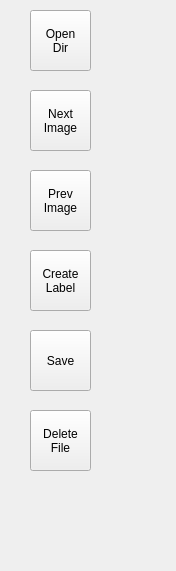
Before: the Qt Designer form leftPart.ui in lovodllt/DatasetMaker, drawn with Qt 5.
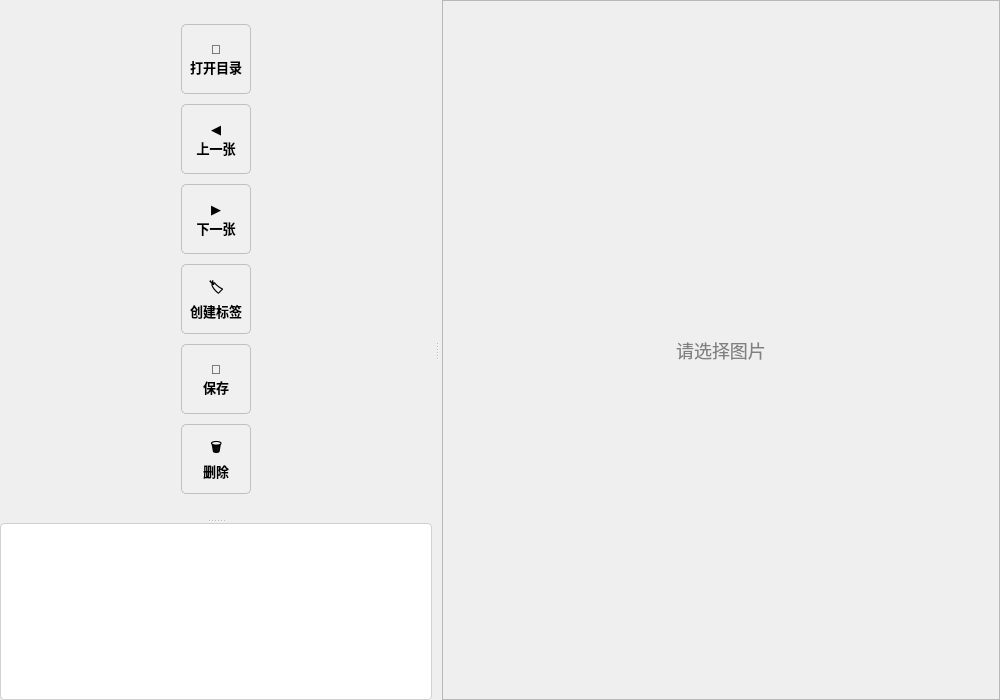
After: the same form once the commit is applied.

Diff of the .ui file:
```diff
--- a/leftPart.ui
+++ b/leftPart.ui
@@ -6,114 +6,573 @@
    <rect>
     <x>0</x>
     <y>0</y>
-    <width>176</width>
-    <height>571</height>
+    <width>1000</width>
+    <height>700</height>
    </rect>
   </property>
+  <property name="sizePolicy">
+   <sizepolicy hsizetype="Expanding" vsizetype="Expanding">
+    <horstretch>0</horstretch>
+    <verstretch>0</verstretch>
+   </sizepolicy>
+  </property>
   <property name="windowTitle">
    <string>Form</string>
   </property>
-  <widget class="QPushButton" name="openDir">
-   <property name="geometry">
-    <rect>
-     <x>30</x>
-     <y>10</y>
-     <width>61</width>
-     <height>61</height>
-    </rect>
+  <layout class="QVBoxLayout" name="verticalLayout">
+   <property name="spacing">
+    <number>0</number>
    </property>
-   <property name="text">
-    <string>Open
-Dir</string>
+   <property name="leftMargin">
+    <number>0</number>
    </property>
-   <property name="shortcut">
-    <string>Ctrl+O</string>
+   <property name="topMargin">
+    <number>0</number>
    </property>
-  </widget>
-  <widget class="QPushButton" name="nextImage">
-   <property name="geometry">
-    <rect>
-     <x>30</x>
-     <y>90</y>
-     <width>61</width>
-     <height>61</height>
-    </rect>
+   <property name="rightMargin">
+    <number>0</number>
    </property>
-   <property name="text">
-    <string>Next
-Image</string>
+   <property name="bottomMargin">
+    <number>0</number>
    </property>
-   <property name="shortcut">
-    <string>D, Right</string>
-   </property>
-  </widget>
-  <widget class="QPushButton" name="prevImage">
-   <property name="geometry">
-    <rect>
-     <x>30</x>
-     <y>170</y>
-     <width>61</width>
-     <height>61</height>
-    </rect>
-   </property>
-   <property name="text">
-    <string>Prev
-Image</string>
-   </property>
-   <property name="shortcut">
-    <string>A, Left</string>
-   </property>
-  </widget>
-  <widget class="QPushButton" name="createLabel">
-   <property name="geometry">
-    <rect>
-     <x>30</x>
-     <y>250</y>
-     <width>61</width>
-     <height>61</height>
-    </rect>
-   </property>
-   <property name="text">
-    <string>Create
-Label</string>
-   </property>
-   <property name="shortcut">
-    <string>A, Left</string>
-   </property>
-  </widget>
-  <widget class="QPushButton" name="deleteFile">
-   <property name="geometry">
-    <rect>
-     <x>30</x>
-     <y>410</y>
-     <width>61</width>
-     <height>61</height>
-    </rect>
-   </property>
-   <property name="text">
-    <string>Delete
-File</string>
-   </property>
-   <property name="shortcut">
-    <string>A, Left</string>
-   </property>
-  </widget>
-  <widget class="QPushButton" name="save">
-   <property name="geometry">
-    <rect>
-     <x>30</x>
-     <y>330</y>
-     <width>61</width>
-     <height>61</height>
-    </rect>
-   </property>
-   <property name="text">
-    <string>Save</string>
-   </property>
-   <property name="shortcut">
-    <string>A, Left</string>
-   </property>
-  </widget>
+   <item>
+    <widget class="QSplitter" name="outerSplitter">
+     <property name="sizePolicy">
+      <sizepolicy hsizetype="Expanding" vsizetype="Expanding">
+       <horstretch>0</horstretch>
+       <verstretch>0</verstretch>
+      </sizepolicy>
+     </property>
+     <property name="minimumSize">
+      <size>
+       <width>600</width>
+       <height>400</height>
+      </size>
+     </property>
+     <property name="orientation">
+      <enum>Qt::Horizontal</enum>
+     </property>
+     <property name="handleWidth">
+      <number>10</number>
+     </property>
+     <widget class="QSplitter" name="leftSplitter">
+      <property name="sizePolicy">
+       <sizepolicy hsizetype="Expanding" vsizetype="Expanding">
+        <horstretch>1</horstretch>
+        <verstretch>0</verstretch>
+       </sizepolicy>
+      </property>
+      <property name="minimumSize">
+       <size>
+        <width>200</width>
+        <height>300</height>
+       </size>
+      </property>
+      <property name="orientation">
+       <enum>Qt::Vertical</enum>
+      </property>
+      <property name="handleWidth">
+       <number>5</number>
+      </property>
+      <widget class="QWidget" name="verticalLayoutWidget">
+       <layout class="QVBoxLayout" name="buttonLayout">
+        <property name="spacing">
+         <number>10</number>
+        </property>
+        <property name="leftMargin">
+         <number>5</number>
+        </property>
+        <property name="topMargin">
+         <number>5</number>
+        </property>
+        <property name="rightMargin">
+         <number>5</number>
+        </property>
+        <property name="bottomMargin">
+         <number>5</number>
+        </property>
+        <item>
+         <spacer name="verticalSpacerTop">
+          <property name="orientation">
+           <enum>Qt::Vertical</enum>
+          </property>
+          <property name="sizeType">
+           <enum>QSizePolicy::Expanding</enum>
+          </property>
+          <property name="sizeHint" stdset="0">
+           <size>
+            <width>20</width>
+            <height>40</height>
+           </size>
+          </property>
+         </spacer>
+        </item>
+        <item>
+         <layout class="QHBoxLayout" name="buttonGroupLayout">
+          <item>
+           <spacer name="horizontalSpacerLeft">
+            <property name="orientation">
+             <enum>Qt::Horizontal</enum>
+            </property>
+            <property name="sizeType">
+             <enum>QSizePolicy::Expanding</enum>
+            </property>
+            <property name="sizeHint" stdset="0">
+             <size>
+              <width>40</width>
+              <height>20</height>
+             </size>
+            </property>
+           </spacer>
+          </item>
+          <item>
+           <layout class="QVBoxLayout" name="buttonColumn">
+            <property name="spacing">
+             <number>10</number>
+            </property>
+            <item>
+             <widget class="QPushButton" name="openDir">
+              <property name="sizePolicy">
+               <sizepolicy hsizetype="Minimum" vsizetype="Minimum">
+                <horstretch>0</horstretch>
+                <verstretch>0</verstretch>
+               </sizepolicy>
+              </property>
+              <property name="minimumSize">
+               <size>
+                <width>70</width>
+                <height>70</height>
+               </size>
+              </property>
+              <property name="font">
+               <font>
+                <pointsize>10</pointsize>
+                <weight>75</weight>
+                <bold>true</bold>
+               </font>
+              </property>
+              <property name="cursor">
+               <cursorShape>PointingHandCursor</cursorShape>
+              </property>
+              <property name="toolTip">
+               <string>打开文件夹 (Ctrl+O)</string>
+              </property>
+              <property name="styleSheet">
+               <string notr="true">QPushButton {
+    border: 1px solid #c0c0c0;
+    border-radius: 5px;
+    background: #f0f0f0;
+    padding: 5px;
+}
+QPushButton:hover {
+    background: #e0e0e0;
+}
+QPushButton:pressed {
+    background: #d0d0d0;
+}</string>
+              </property>
+              <property name="text">
+               <string>📂 
+打开目录</string>
+              </property>
+              <property name="shortcut">
+               <string>Ctrl+O</string>
+              </property>
+              <property name="flat">
+               <bool>true</bool>
+              </property>
+             </widget>
+            </item>
+            <item>
+             <widget class="QPushButton" name="prevImage">
+              <property name="sizePolicy">
+               <sizepolicy hsizetype="Minimum" vsizetype="Minimum">
+                <horstretch>0</horstretch>
+                <verstretch>0</verstretch>
+               </sizepolicy>
+              </property>
+              <property name="minimumSize">
+               <size>
+                <width>70</width>
+                <height>70</height>
+               </size>
+              </property>
+              <property name="font">
+               <font>
+                <pointsize>10</pointsize>
+                <weight>75</weight>
+                <bold>true</bold>
+               </font>
+              </property>
+              <property name="cursor">
+               <cursorShape>PointingHandCursor</cursorShape>
+              </property>
+              <property name="toolTip">
+               <string>上一张图片 (A)</string>
+              </property>
+              <property name="styleSheet">
+               <string notr="true">QPushButton {
+    border: 1px solid #c0c0c0;
+    border-radius: 5px;
+    background: #f0f0f0;
+    padding: 5px;
+}
+QPushButton:hover {
+    background: #e0e0e0;
+}
+QPushButton:pressed {
+    background: #d0d0d0;
+}</string>
+              </property>
+              <property name="text">
+               <string>◀ 
+上一张</string>
+              </property>
+              <property name="shortcut">
+               <string>A</string>
+              </property>
+              <property name="flat">
+               <bool>true</bool>
+              </property>
+             </widget>
+            </item>
+            <item>
+             <widget class="QPushButton" name="nextImage">
+              <property name="sizePolicy">
+               <sizepolicy hsizetype="Minimum" vsizetype="Minimum">
+                <horstretch>0</horstretch>
+                <verstretch>0</verstretch>
+               </sizepolicy>
+              </property>
+              <property name="minimumSize">
+               <size>
+                <width>70</width>
+                <height>70</height>
+               </size>
+              </property>
+              <property name="font">
+               <font>
+                <pointsize>10</pointsize>
+                <weight>75</weight>
+                <bold>true</bold>
+               </font>
+              </property>
+              <property name="cursor">
+               <cursorShape>PointingHandCursor</cursorShape>
+              </property>
+              <property name="toolTip">
+               <string>下一张图片 (D)</string>
+              </property>
+              <property name="styleSheet">
+               <string notr="true">QPushButton {
+    border: 1px solid #c0c0c0;
+    border-radius: 5px;
+    background: #f0f0f0;
+    padding: 5px;
+}
+QPushButton:hover {
+    background: #e0e0e0;
+}
+QPushButton:pressed {
+    background: #d0d0d0;
+}</string>
+              </property>
+              <property name="text">
+               <string>▶ 
+下一张</string>
+              </property>
+              <property name="shortcut">
+               <string>D</string>
+              </property>
+              <property name="flat">
+               <bool>true</bool>
+              </property>
+             </widget>
+            </item>
+            <item>
+             <widget class="QPushButton" name="createLabel">
+              <property name="sizePolicy">
+               <sizepolicy hsizetype="Minimum" vsizetype="Minimum">
+                <horstretch>0</horstretch>
+                <verstretch>0</verstretch>
+               </sizepolicy>
+              </property>
+              <property name="minimumSize">
+               <size>
+                <width>70</width>
+                <height>70</height>
+               </size>
+              </property>
+              <property name="font">
+               <font>
+                <pointsize>10</pointsize>
+                <weight>75</weight>
+                <bold>true</bold>
+               </font>
+              </property>
+              <property name="cursor">
+               <cursorShape>PointingHandCursor</cursorShape>
+              </property>
+              <property name="toolTip">
+               <string>进入标签模式（Ctrl+L）</string>
+              </property>
+              <property name="styleSheet">
+               <string notr="true">QPushButton {
+    border: 1px solid #c0c0c0;
+    border-radius: 5px;
+    background: #f0f0f0;
+    padding: 5px;
+}
+QPushButton:hover {
+    background: #e0e0e0;
+}
+QPushButton:pressed {
+    background: #d0d0d0;
+}
+QPushButton:checked {
+    background: #d0e0ff;
+    border: 1px solid #c0c0c0;
+}</string>
+              </property>
+              <property name="text">
+               <string>🏷️ 
+创建标签</string>
+              </property>
+              <property name="shortcut">
+               <string>Ctrl+L</string>
+              </property>
+              <property name="flat">
+               <bool>true</bool>
+              </property>
+             </widget>
+            </item>
+            <item>
+             <widget class="QPushButton" name="save">
+              <property name="sizePolicy">
+               <sizepolicy hsizetype="Minimum" vsizetype="Minimum">
+                <horstretch>0</horstretch>
+                <verstretch>0</verstretch>
+               </sizepolicy>
+              </property>
+              <property name="minimumSize">
+               <size>
+                <width>70</width>
+                <height>70</height>
+               </size>
+              </property>
+              <property name="font">
+               <font>
+                <pointsize>10</pointsize>
+                <weight>75</weight>
+                <bold>true</bold>
+               </font>
+              </property>
+              <property name="cursor">
+               <cursorShape>PointingHandCursor</cursorShape>
+              </property>
+              <property name="toolTip">
+               <string>保存标注 (Ctrl+S)</string>
+              </property>
+              <property name="styleSheet">
+               <string notr="true">QPushButton {
+    border: 1px solid #c0c0c0;
+    border-radius: 5px;
+    background: #f0f0f0;
+    padding: 5px;
+}
+QPushButton:hover {
+    background: #ffe0e0;
+}
+QPushButton:pressed {
+    background: #ffd0d0;
+}</string>
+              </property>
+              <property name="text">
+               <string>💾 
+保存</string>
+              </property>
+              <property name="flat">
+               <bool>true</bool>
+              </property>
+             </widget>
+            </item>
+            <item>
+             <widget class="QPushButton" name="deleteFile">
+              <property name="sizePolicy">
+               <sizepolicy hsizetype="Minimum" vsizetype="Minimum">
+                <horstretch>0</horstretch>
+                <verstretch>0</verstretch>
+               </sizepolicy>
+              </property>
+              <property name="minimumSize">
+               <size>
+                <width>70</width>
+                <height>70</height>
+               </size>
+              </property>
+              <property name="font">
+               <font>
+                <pointsize>10</pointsize>
+                <weight>75</weight>
+                <bold>true</bold>
+               </font>
+              </property>
+              <property name="cursor">
+               <cursorShape>PointingHandCursor</cursorShape>
+              </property>
+              <property name="toolTip">
+               <string>删除文件 (Ctrl+D)</string>
+              </property>
+              <property name="styleSheet">
+               <string notr="true">QPushButton {
+    border: 1px solid #c0c0c0;
+    border-radius: 5px;
+    background: #f0f0f0;
+    padding: 5px;
+}
+QPushButton:hover {
+    background: #ffe0e0;
+}
+QPushButton:pressed {
+    background: #ffd0d0;
+}</string>
+              </property>
+              <property name="text">
+               <string>🗑️ 
+删除</string>
+              </property>
+              <property name="shortcut">
+               <string>Ctrl+D</string>
+              </property>
+              <property name="flat">
+               <bool>true</bool>
+              </property>
+             </widget>
+            </item>
+           </layout>
+          </item>
+          <item>
+           <spacer name="horizontalSpacerRight">
+            <property name="orientation">
+             <enum>Qt::Horizontal</enum>
+            </property>
+            <property name="sizeType">
+             <enum>QSizePolicy::Expanding</enum>
+            </property>
+            <property name="sizeHint" stdset="0">
+             <size>
+              <width>40</width>
+              <height>20</height>
+             </size>
+            </property>
+           </spacer>
+          </item>
+         </layout>
+        </item>
+        <item>
+         <spacer name="verticalSpacerBottom">
+          <property name="orientation">
+           <enum>Qt::Vertical</enum>
+          </property>
+          <property name="sizeType">
+           <enum>QSizePolicy::Expanding</enum>
+          </property>
+          <property name="sizeHint" stdset="0">
+           <size>
+            <width>20</width>
+            <height>40</height>
+           </size>
+          </property>
+         </spacer>
+        </item>
+       </layout>
+      </widget>
+      <widget class="QListWidget" name="imageList">
+       <property name="sizePolicy">
+        <sizepolicy hsizetype="Expanding" vsizetype="Expanding">
+         <horstretch>0</horstretch>
+         <verstretch>0</verstretch>
+        </sizepolicy>
+       </property>
+       <property name="styleSheet">
+        <string notr="true">QListWidget {
+    alternate-background-color: #f8f8f8;
+    border: 1px solid #d0d0d0;
+    border-radius: 4px;
+    background: white;
+}
+QListWidget::item {
+    padding: 8px;
+    border-bottom: 1px solid #eaeaea;
+}
+QListWidget::item:selected {
+    background: #d8e6ff;
+    border: 1px solid #a0c0ff;
+    border-radius: 4px;
+}
+QListWidget::item:hover {
+    background: #e8f0ff;
+}</string>
+       </property>
+       <property name="alternatingRowColors">
+        <bool>true</bool>
+       </property>
+      </widget>
+     </widget>
+     <widget class="QScrollArea" name="imageArea">
+      <property name="sizePolicy">
+       <sizepolicy hsizetype="Expanding" vsizetype="Expanding">
+        <horstretch>3</horstretch>
+        <verstretch>0</verstretch>
+       </sizepolicy>
+      </property>
+      <property name="widgetResizable">
+       <bool>true</bool>
+      </property>
+      <property name="alignment">
+       <set>Qt::AlignCenter</set>
+      </property>
+      <widget class="QWidget" name="scrollAreaWidgetContents">
+       <property name="geometry">
+        <rect>
+         <x>0</x>
+         <y>0</y>
+         <width>556</width>
+         <height>698</height>
+        </rect>
+       </property>
+       <layout class="QHBoxLayout" name="imageLayout">
+        <item>
+         <widget class="QLabel" name="imageLabel">
+          <property name="sizePolicy">
+           <sizepolicy hsizetype="Expanding" vsizetype="Expanding">
+            <horstretch>0</horstretch>
+            <verstretch>0</verstretch>
+           </sizepolicy>
+          </property>
+          <property name="styleSheet">
+           <string notr="true">QLabel {
+    color: #808080;
+    font-size: 18px;
+}</string>
+          </property>
+          <property name="text">
+           <string>请选择图片</string>
+          </property>
+          <property name="scaledContents">
+           <bool>true</bool>
+          </property>
+          <property name="alignment">
+           <set>Qt::AlignCenter</set>
+          </property>
+         </widget>
+        </item>
+       </layout>
+      </widget>
+     </widget>
+    </widget>
+   </item>
+  </layout>
  </widget>
  <resources/>
  <connections/>
```
Left out of the diff: 3 changed lines with no effect on the pictures.
